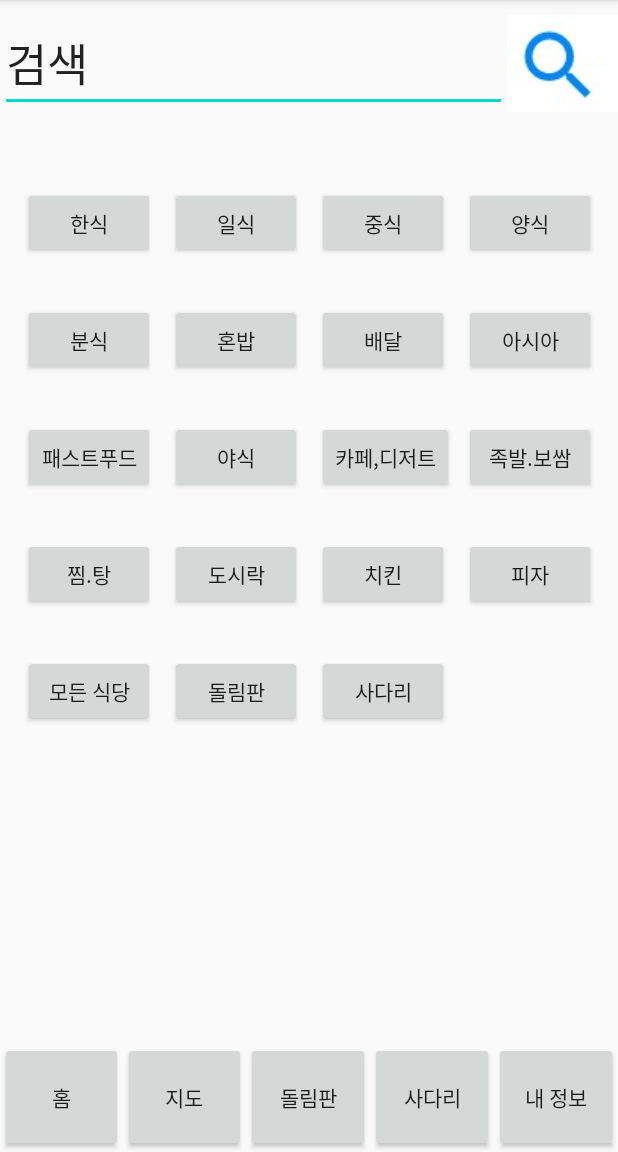
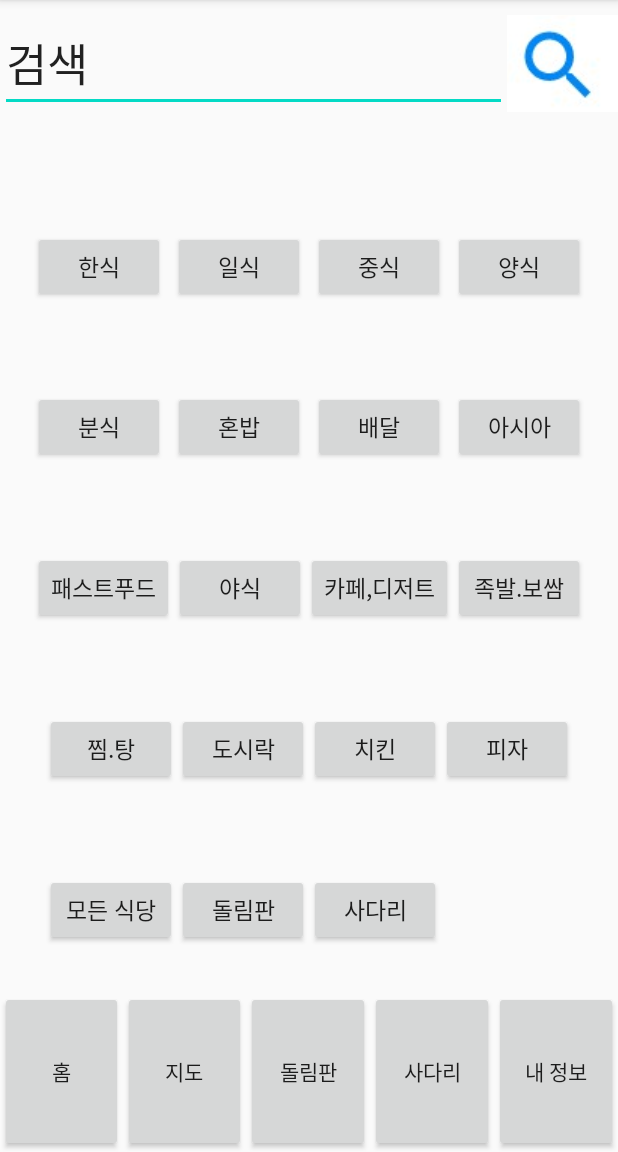
Before and after one commit to qkrwogur/FoodRoulette, an Android app: the screen it shows after launch (MainActivity), on a phone screen of 412 x 824 dp, the part 84-1236 px from its top. Run offline under Robolectric (Android 15) with nearby library versions, the phone set to English and light mode, and no system bars.

Commit message:
(ㄱㅡ;;)

```diff
--- a/app/src/main/res/layout/activity_main.xml
+++ b/app/src/main/res/layout/activity_main.xml
@@ -10,9 +10,9 @@
     <LinearLayout
         android:layout_width="match_parent"
         android:layout_height="wrap_content"
-    android:orientation="horizontal"
         android:layout_marginTop="10dp"
-    android:layout_marginBottom="50dp">
+        android:layout_marginBottom="50dp"
+        android:orientation="horizontal">
 
         <EditText
             android:layout_width="wrap_content"
@@ -30,194 +30,239 @@
 
             />
     </LinearLayout>
-    <GridLayout
+
+    <LinearLayout
         android:layout_width="match_parent"
-        android:layout_height="wrap_content"
-        android:rowCount="5"
-        android:columnCount="4"
-        android:layout_gravity="center_horizontal"
-        android:layout_weight="8"
-        >
-
+        android:layout_height="0dp"
+        android:layout_weight="1"
+        android:gravity="center"
+        android:orientation="horizontal">
 
         <Button
             android:id="@+id/korea"
             android:layout_width="wrap_content"
             android:layout_height="wrap_content"
-            android:layout_row="0"
-            android:layout_column="0"
-
-            android:layout_marginBottom="30dp"
-            android:layout_marginRight="10dp"
-            android:layout_marginLeft="15dp"
-            android:text="한식" />
+            android:text="한식"
+            android:layout_marginRight="5dp"
+            android:textSize="15sp" />
 
         <Button
             android:id="@+id/japan"
             android:layout_width="wrap_content"
             android:layout_height="wrap_content"
-            android:layout_marginRight="10dp"
+            android:layout_marginRight="5dp"
             android:text="일식"
-            />
+            android:textSize="15sp" />
+
         <Button
             android:id="@+id/chain"
             android:layout_width="wrap_content"
             android:layout_height="wrap_content"
-            android:layout_marginRight="10dp"
+            android:layout_marginRight="5dp"
             android:text="중식"
-            />
+            android:textSize="15sp" />
+
         <Button
             android:id="@+id/western"
             android:layout_width="wrap_content"
             android:layout_height="wrap_content"
+
             android:text="양식"
-            />
+            android:textSize="15sp" />
+    </LinearLayout>
+
+    <LinearLayout
+        android:layout_width="match_parent"
+        android:layout_height="0dp"
+        android:layout_weight="1"
+        android:orientation="horizontal"
+        android:gravity="center"
+        >
+
         <Button
             android:id="@+id/flour"
             android:layout_width="wrap_content"
             android:layout_height="wrap_content"
-            android:layout_marginBottom="30dp"
-            android:layout_marginLeft="15dp"
+            android:layout_marginRight="5dp"
             android:text="분식"
-            />
+            android:textSize="15sp" />
+
         <Button
             android:id="@+id/alone"
             android:layout_width="wrap_content"
             android:layout_height="wrap_content"
+            android:layout_marginRight="5dp"
             android:text="혼밥"
-            />
+            android:textSize="15sp" />
+
         <Button
             android:id="@+id/delivery"
             android:layout_width="wrap_content"
             android:layout_height="wrap_content"
+            android:layout_marginRight="5dp"
             android:text="배달"
-            />
+            android:textSize="15sp" />
+
         <Button
             android:id="@+id/asia"
             android:layout_width="wrap_content"
             android:layout_height="wrap_content"
             android:text="아시아"
-            />
+            android:textSize="15sp" />
+
+    </LinearLayout>
+
+    <LinearLayout
+        android:layout_width="match_parent"
+        android:layout_height="0dp"
+        android:layout_weight="1"
+        android:gravity="center"
+        android:orientation="horizontal">
+
         <Button
             android:id="@+id/fast"
             android:layout_width="wrap_content"
             android:layout_height="wrap_content"
-            android:layout_marginBottom="30dp"
-            android:layout_marginLeft="15dp"
+            android:text="패스트푸드"
+            android:textSize="15sp" />
 
-            android:text="패스트푸드"
-            />
         <Button
             android:id="@+id/latenihgt"
             android:layout_width="wrap_content"
             android:layout_height="wrap_content"
             android:text="야식"
-            />
+            android:textSize="15sp" />
+
         <Button
             android:id="@+id/cafe"
             android:layout_width="wrap_content"
             android:layout_height="wrap_content"
             android:text="카페,디저트"
-            />
+            android:textSize="15sp" />
+
         <Button
             android:id="@+id/pig"
             android:layout_width="wrap_content"
             android:layout_height="wrap_content"
             android:text="족발.보쌈"
-            />
+            android:textSize="15sp" />
+
+    </LinearLayout>
+
+    <LinearLayout
+        android:layout_width="match_parent"
+        android:layout_height="0dp"
+        android:layout_weight="1"
+        android:gravity="center"
+        android:orientation="horizontal">
+
         <Button
             android:id="@+id/steamedsoup"
             android:layout_width="wrap_content"
             android:layout_height="wrap_content"
-            android:layout_marginBottom="30dp"
-            android:layout_marginLeft="15dp"
             android:text="찜.탕"
-            />
+            android:textSize="15sp" />
+
         <Button
             android:id="@+id/box"
             android:layout_width="wrap_content"
             android:layout_height="wrap_content"
             android:text="도시락"
-            />
+            android:textSize="15sp" />
+
         <Button
             android:id="@+id/chicken"
             android:layout_width="wrap_content"
             android:layout_height="wrap_content"
             android:text="치킨"
-            />
+            android:textSize="15sp" />
+
         <Button
             android:id="@+id/pizza"
             android:layout_width="wrap_content"
             android:layout_height="wrap_content"
             android:text="피자"
-            />
+            android:textSize="15sp" />
+
+    </LinearLayout>
+
+    <LinearLayout
+        android:layout_width="match_parent"
+        android:layout_height="0dp"
+        android:layout_weight="1"
+        android:gravity="center"
+        android:orientation="horizontal">
+
         <Button
             android:id="@+id/all"
             android:layout_width="wrap_content"
             android:layout_height="wrap_content"
-            android:layout_marginBottom="10dp"
-            android:layout_marginLeft="15dp"
-
             android:text="모든 식당"
-            />
+            android:textSize="15sp" />
 
         <Button
             android:id="@+id/roulette1"
             android:layout_width="wrap_content"
             android:layout_height="wrap_content"
             android:text="돌림판"
-            />
+            android:textSize="15sp" />
+
         <Button
             android:id="@+id/ladder1"
             android:layout_width="wrap_content"
             android:layout_height="wrap_content"
             android:text="사다리"
-            />
+            android:textSize="15sp" />
+        <Button
+            android:id="@+id/invisiblebtn"
+            android:layout_width="wrap_content"
+            android:layout_height="wrap_content"
+            android:text="사다리"
+            android:textSize="15sp"
+            android:visibility="invisible"/>
+    </LinearLayout>
 
-
-    </GridLayout>
     <LinearLayout
         android:layout_width="match_parent"
-    android:layout_height="wrap_content"
-    android:orientation="horizontal"
+        android:layout_height="0dp"
         android:layout_weight="1"
-    >
+        android:orientation="horizontal">
+
         <Button
             android:id="@+id/home"
             android:layout_width="0dp"
+            android:layout_height="match_parent"
             android:layout_weight="1"
-        android:layout_height="match_parent"
 
-        android:text="홈"
-        />
+            android:text="홈" />
+
         <Button
             android:id="@+id/map"
             android:layout_width="0dp"
+            android:layout_height="match_parent"
             android:layout_weight="1"
-        android:layout_height="match_parent"
-        android:text="지도"
-        />
+            android:text="지도" />
+
         <Button
             android:id="@+id/roulette2"
             android:layout_width="0dp"
+            android:layout_height="match_parent"
             android:layout_weight="1"
-        android:layout_height="match_parent"
-        android:text="돌림판"
-        />
+            android:text="돌림판" />
+
         <Button
             android:id="@+id/ladder2"
             android:layout_width="0dp"
+            android:layout_height="match_parent"
             android:layout_weight="1"
-        android:layout_height="match_parent"
-        android:text="사다리"
-        />
+            android:text="사다리" />
+
         <Button
             android:id="@+id/myinformation"
             android:layout_width="0dp"
+            android:layout_height="match_parent"
             android:layout_weight="1"
-        android:layout_height="match_parent"
-        android:text="내 정보"
-        />
+            android:text="내 정보" />
 
     </LinearLayout>
 </LinearLayout>
```
Lines whose indentation alone changed are shown as unchanged.
